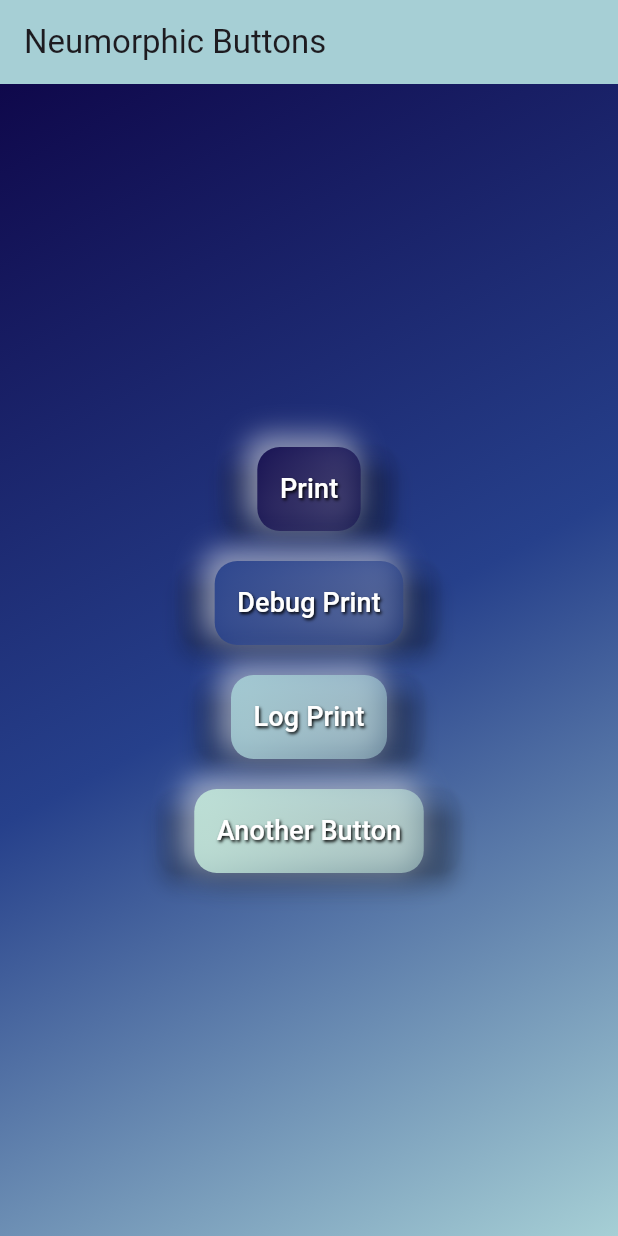
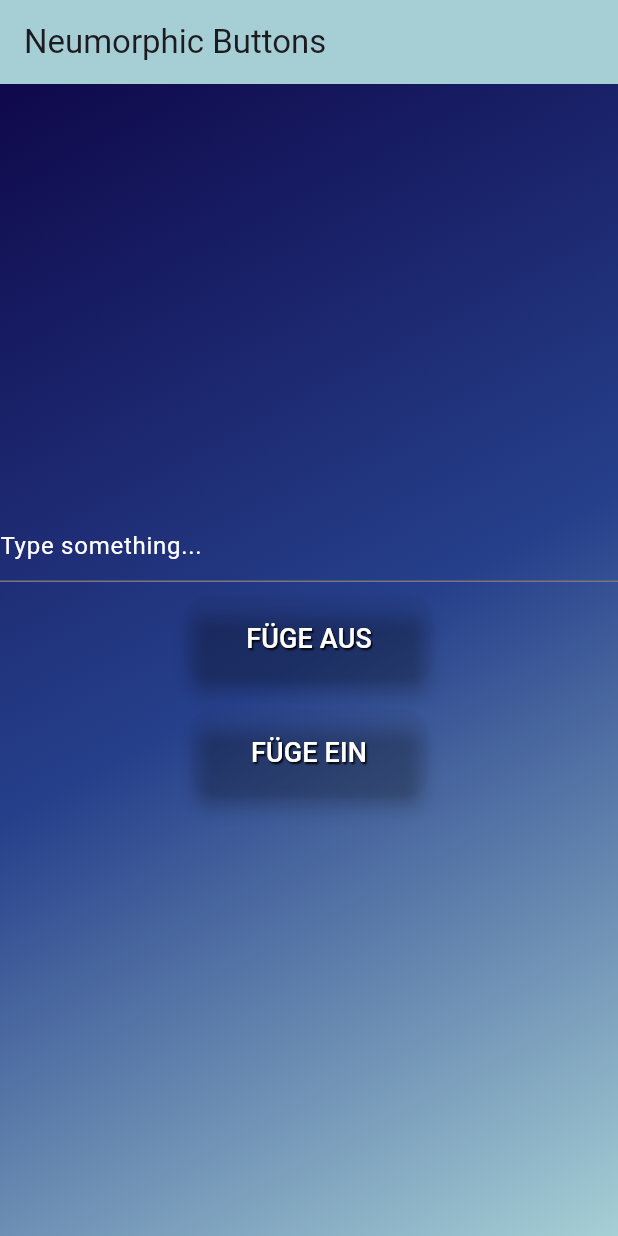
Before and after one commit to maximsqrt/Neumorphicbuttonstyle, a Flutter app: the screen it shows after launch, on a phone screen of 412 x 824 dp. Run offline on Flutter 3.47's test engine with Material 3 defaults, Android fonts, the phone set to English and light mode, and no system bars; our stand-ins replace shared_preferences.

Commit message:
Implementation of COPY and PASTE with import 'package:shared_preferences/shared_preferences.dart'; Paste still not working tough

```diff
--- /dev/null
+++ b/lib/fuegeeinaus.dart
@@ -0,0 +1,165 @@
+import 'package:flutter/material.dart';
+import 'package:shared_preferences/shared_preferences.dart';
+
+void main() {
+  runApp(MyApp());
+}
+
+class MyApp extends StatelessWidget {
+  @override
+  Widget build(BuildContext context) {
+    return MaterialApp(
+      home: MyHomePage(),
+      theme: ThemeData(
+        appBarTheme: AppBarTheme(
+          backgroundColor: Color(0xFFA6CFD5), // AppBar background color
+        ),
+      ),
+    );
+  }
+}
+
+class MyHomePage extends StatefulWidget {
+  @override
+  _MyHomePageState createState() => _MyHomePageState();
+}
+
+class _MyHomePageState extends State<MyHomePage> {
+  TextEditingController _textController = TextEditingController();
+  String _savedText = '';
+
+  @override
+  void initState() {
+    super.initState();
+    _loadSavedText();
+  }
+
+  _loadSavedText() async {
+    SharedPreferences prefs = await SharedPreferences.getInstance();
+    setState(() {
+      _savedText = prefs.getString('saved_text') ?? '';
+
+    });
+  }
+
+  _saveText() async {
+    SharedPreferences prefs = await SharedPreferences.getInstance();
+    prefs.setString('saved_text', _textController.text);
+    print('Saved text: ${_textController.text}');
+  }
+
+  Widget _buildBackground() {
+    return Container(
+      decoration: BoxDecoration(
+        gradient: LinearGradient(
+          begin: Alignment.topLeft,
+          end: Alignment.bottomRight,
+          colors: [
+            Color(0xFF0F084B), // Dark color
+            Color(0xFF26408B), // Medium color
+            Color(0xFFA6CFD5), // Light color
+          ],
+        ),
+      ),
+    );
+  }
+
+ Widget _buildNeumorphicButton(
+  Color buttonColor, String label, Function onPressed) {
+  return Container(
+    margin: EdgeInsets.all(10),
+    child: ElevatedButton(
+      onPressed: () {
+        onPressed();
+        _saveText(); // Save text whenever a button is pressed
+        setState(() {
+          _textController.text = '';  // Clear the text in the TextField
+        });
+      },
+      style: ElevatedButton.styleFrom(
+        shape: RoundedRectangleBorder(
+          borderRadius: BorderRadius.circular(15),
+        ),
+        elevation: 5,
+        primary: Colors.transparent,
+      ),
+      child: Container(
+        padding: EdgeInsets.all(15),
+        decoration: BoxDecoration(
+          borderRadius: BorderRadius.circular(15),
+          // ... (restliche Formatierung bleibt unverändert)
+        ),
+        child: Text(
+          label,
+          style: TextStyle(
+            fontSize: 18,
+            color: Colors.white,
+            shadows: <Shadow>[
+              Shadow(
+                offset: Offset(1.0, 1.0),
+                blurRadius: 1.0,
+                color: Color.fromARGB(255, 0, 0, 0),
+              ),
+            ],
+          ),
+        ),
+      ),
+    ),
+  );
+}
+
+
+  @override
+  Widget build(BuildContext context) {
+    return Scaffold(
+      appBar: AppBar(
+        title: Text('Neumorphic Buttons'),
+      ),
+      body: Stack(
+        children: [
+          _buildBackground(),
+          Center(
+            child: Column(
+              mainAxisAlignment: MainAxisAlignment.center,
+              children: [
+                TextField(
+                  controller: _textController,
+                  decoration: InputDecoration(
+                    hintText: 'Type something...',
+                    hintStyle: TextStyle(color: Colors.white),
+                  ),
+                  style: TextStyle(color: Colors.white),
+                ),
+                _buildNeumorphicButton(
+  Color(0xFF0F084B),
+  'FÜGE AUS',
+  () {
+    print('Saving text: ${_textController.text}');
+    setState(() {
+      _savedText = _textController.text;
+    });
+  },
+),
+
+                _buildNeumorphicButton(
+  Color(0xFF26408B),
+  'FÜGE EIN',
+  () {
+    print('Setting text: $_savedText');
+    setState(() {
+      _textController.text = _savedText;
+    });
+  },
+),
+
+              ],
+            ),
+          ),
+        ],
+      ),
+    );
+  }
+}
+
+
+///FÜGE EIN FUNZT noch nicht
--- a/lib/main.dart
+++ b/lib/main.dart
@@ -1,177 +1,177 @@
-import 'package:flutter/material.dart';
-import 'dart:developer' as developer;
+// import 'package:flutter/material.dart';
+// import 'dart:developer' as developer;
 
-void main() {
-  runApp(MyApp());
-}
+// void main() {
+//   runApp(MyApp());
+// }
 
 
-class Logger {
-  static void t(String message) {
-    developer.log(message, name: 'TRACE', time: DateTime.now());
-  }
+// class Logger {
+//   static void t(String message) {
+//     developer.log(message, name: 'TRACE', time: DateTime.now());
+//   }
 
-  static void d(String message) {
-    developer.log(message, name: 'DEBUG', time: DateTime.now());
-  }
+//   static void d(String message) {
+//     developer.log(message, name: 'DEBUG', time: DateTime.now());
+//   }
 
-  static void i(String message) {
-    developer.log(message, name: 'INFO', time: DateTime.now());
-  }
+//   static void i(String message) {
+//     developer.log(message, name: 'INFO', time: DateTime.now());
+//   }
 
-  static void w(String message) {
-    developer.log(message, name: 'WARNING', time: DateTime.now());
-  }
+//   static void w(String message) {
+//     developer.log(message, name: 'WARNING', time: DateTime.now());
+//   }
 
-  static void e(String message, {String error = ''}) {
-    developer.log('$message\n$error', name: 'ERROR', time: DateTime.now());
-  }
+//   static void e(String message, {String error = ''}) {
+//     developer.log('$message\n$error', name: 'ERROR', time: DateTime.now());
+//   }
 
-  static void f(String message, {String error = '', StackTrace? stackTrace}) {
-    developer.log('$message\n$error\n$stackTrace', name: 'FATAL', time: DateTime.now());
-  }
-}
+//   static void f(String message, {String error = '', StackTrace? stackTrace}) {
+//     developer.log('$message\n$error\n$stackTrace', name: 'FATAL', time: DateTime.now());
+//   }
+// }
 
-class MyApp extends StatelessWidget {
-  @override
-  Widget build(BuildContext context) {
-    return MaterialApp(
-      home: MyHomePage(),
-      theme: ThemeData(
-        appBarTheme: AppBarTheme(
-          backgroundColor: Color(0xFFA6CFD5), // AppBar background color
-        ),
-      ),
-    );
-  }
-}
+// class MyApp extends StatelessWidget {
+//   @override
+//   Widget build(BuildContext context) {
+//     return MaterialApp(
+//       home: MyHomePage(),
+//       theme: ThemeData(
+//         appBarTheme: AppBarTheme(
+//           backgroundColor: Color(0xFFA6CFD5), // AppBar background color
+//         ),
+//       ),
+//     );
+//   }
+// }
 
-class MyHomePage extends StatelessWidget {
-  void _handlePrint() {
-    Logger.t('Normal Print');
-  }
+// class MyHomePage extends StatelessWidget {
+//   void _handlePrint() {
+//     Logger.t('Normal Print');
+//   }
 
-  void _handleDebugPrint() {
-    Logger.d('Debug Print');
-  }
+//   void _handleDebugPrint() {
+//     Logger.d('Debug Print');
+//   }
 
-  void _handleLogPrint() {
-    Logger.i('Log Print');
-  }
-Widget _buildBackground() {
-    return Container(
-      decoration: BoxDecoration(
-        gradient: LinearGradient(
-          begin: Alignment.topLeft,
-          end: Alignment.bottomRight,
-          colors: [
-            Color(0xFF0F084B), // Dark color
-            Color(0xFF26408B), // Medium color
-            Color(0xFFA6CFD5), // Light color
-          ],
-        ),
-      ),
-    );
-  }
+//   void _handleLogPrint() {
+//     Logger.i('Log Print');
+//   }
+// Widget _buildBackground() {
+//     return Container(
+//       decoration: BoxDecoration(
+//         gradient: LinearGradient(
+//           begin: Alignment.topLeft,
+//           end: Alignment.bottomRight,
+//           colors: [
+//             Color(0xFF0F084B), // Dark color
+//             Color(0xFF26408B), // Medium color
+//             Color(0xFFA6CFD5), // Light color
+//           ],
+//         ),
+//       ),
+//     );
+//   }
 
-  Widget _buildNeumorphicButton(
-  Color buttonColor, String label, VoidCallback onPressed) {
-return Container(
-  margin: EdgeInsets.all(10),
-  child: ElevatedButton(
-    onPressed: onPressed,
-    style: ElevatedButton.styleFrom(
-      shape: RoundedRectangleBorder(
-        borderRadius: BorderRadius.circular(15),
-      ),
-      elevation: 5,
-      primary: Colors.transparent,
-    ),
-    child: Container(
-      padding: EdgeInsets.all(15),
-      decoration: BoxDecoration(
-        borderRadius: BorderRadius.circular(15),
-        gradient: LinearGradient(
-          begin: Alignment.topLeft,
-          end: Alignment.bottomRight,
-          colors: [
-            buttonColor.withOpacity(0.9), // Dark color
-            buttonColor.withOpacity(0.5), // Light color
-          ],
-        ),
-        boxShadow: [
-          BoxShadow(
-            color: Colors.black.withOpacity(0.2),
-            offset: Offset(5, 5),
-            blurRadius: 15,
-            spreadRadius: 3,
-          ),
-          BoxShadow(
-            color: Colors.white.withOpacity(0.5),
-            offset: Offset(-5, -5),
-            blurRadius: 15,
-            spreadRadius: 3,
-          ),
-        ],
-      ),
-      child: Text(
-        label,
-        style: TextStyle(
-          fontSize: 18,
-          color: Colors.white,
-          shadows: <Shadow>[
-            Shadow(
-              offset: Offset(1.0, 1.0),
-              blurRadius: 2.0,
-              color: Color.fromARGB(255, 0, 0, 0),
-            ),
-          ],
-        ),
-      ),
-    ),
-  ),
-);
-}
+//   Widget _buildNeumorphicButton(
+//   Color buttonColor, String label, VoidCallback onPressed) {
+// return Container(
+//   margin: EdgeInsets.all(10),
+//   child: ElevatedButton(
+//     onPressed: onPressed,
+//     style: ElevatedButton.styleFrom(
+//       shape: RoundedRectangleBorder(
+//         borderRadius: BorderRadius.circular(15),
+//       ),
+//       elevation: 5,
+//       primary: Colors.transparent,
+//     ),
+//     child: Container(
+//       padding: EdgeInsets.all(15),
+//       decoration: BoxDecoration(
+//         borderRadius: BorderRadius.circular(15),
+//         gradient: LinearGradient(
+//           begin: Alignment.topLeft,
+//           end: Alignment.bottomRight,
+//           colors: [
+//             buttonColor.withOpacity(0.9), // Dark color
+//             buttonColor.withOpacity(0.5), // Light color
+//           ],
+//         ),
+//         boxShadow: [
+//           BoxShadow(
+//             color: Colors.black.withOpacity(0.2),
+//             offset: Offset(5, 5),
+//             blurRadius: 1,
+//             spreadRadius: 1,
+//           ),
+//           BoxShadow(
+//             color: const Color.fromARGB(255, 0, 0, 0).withOpacity(0.5),
+//             offset: Offset(-5, -5),
+//             blurRadius: 1,
+//             spreadRadius: 1,
+//           ),
+//         ],
+//       ),
+//       child: Text(
+//         label,
+//         style: TextStyle(
+//           fontSize: 18,
+//           color: Colors.white,
+//           shadows: <Shadow>[
+//             Shadow(
+//               offset: Offset(1.0, 1.0),
+//               blurRadius: 1.0,
+//               color: Color.fromARGB(255, 0, 0, 0),
+//             ),
+//           ],
+//         ),
+//       ),
+//     ),
+//   ),
+// );
+// }
 
 
-  @override
-  Widget build(BuildContext context) {
-    return Scaffold(
-      appBar: AppBar(
-        title: Text('Neumorphic Buttons'),
-      ),
-      body: Stack(
-        children: [
-          _buildBackground(),
-          Center(
-            child: Column(
-              mainAxisAlignment: MainAxisAlignment.center,
-              children: [
-                _buildNeumorphicButton(
-                  Color(0xFF0F084B),
-                  'Print',
-                  _handlePrint,
-                ),
-                _buildNeumorphicButton(
-                  Color(0xFF26408B),
-                  'Debug Print',
-                  _handleDebugPrint,
-                ),
-                _buildNeumorphicButton(
-                  Color(0xFFA6CFD5),
-                  'Log Print',
-                  _handleLogPrint,
-                ),
-                _buildNeumorphicButton(
-                  Color(0xFFC2E7D9),
-                  'Another Button',
-                  () {},
-                ),
-              ],
-            ),
-          ),
-        ],
-      ),
-    );
-  }
-}
+//   @override
+//   Widget build(BuildContext context) {
+//     return Scaffold(
+//       appBar: AppBar(
+//         title: Text('Neumorphic Buttons'),
+//       ),
+//       body: Stack(
+//         children: [
+//           _buildBackground(),
+//           Center(
+//             child: Column(
+//               mainAxisAlignment: MainAxisAlignment.center,
+//               children: [
+//                 _buildNeumorphicButton(
+//                   Color(0xFF0F084B),
+//                   'FÜGE AUS',
+//                   _handlePrint,
+//                 ),
+//                 _buildNeumorphicButton(
+//                   Color(0xFF26408B),
+//                   'FÜGE EIN',
+//                   _handleDebugPrint,
+//                 ),
+//                 _buildNeumorphicButton(
+//                   Color(0xFFA6CFD5),
+//                   'Log Print',
+//                   _handleLogPrint,
+//                 ),
+//                 _buildNeumorphicButton(
+//                   Color(0xFFC2E7D9),
+//                   'Another Button',
+//                   () {},
+//                 ),
+//               ],
+//             ),
+//           ),
+//         ],
+//       ),
+//     );
+//   }
+// }
--- a/pubspec.yaml
+++ b/pubspec.yaml
@@ -9,6 +9,7 @@ environment:
 dependencies:
   flutter:
     sdk: flutter
+  shared_preferences: ^2.2.2
 
 dev_dependencies:
   flutter_test:
```
Also changed, not shown: pubspec.lock, 10 other files.
